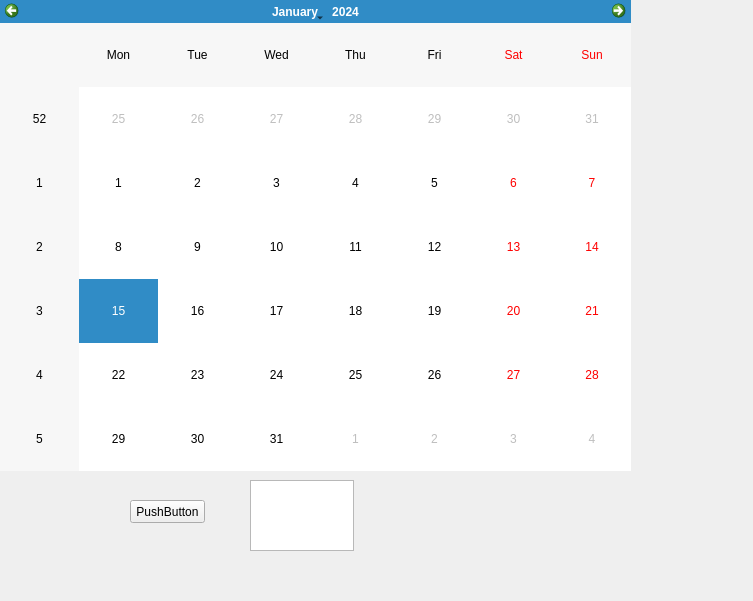
Above: Mkalendar.ui from gatherKnowledge/Mkalendar before the change. Below: the same form after it.
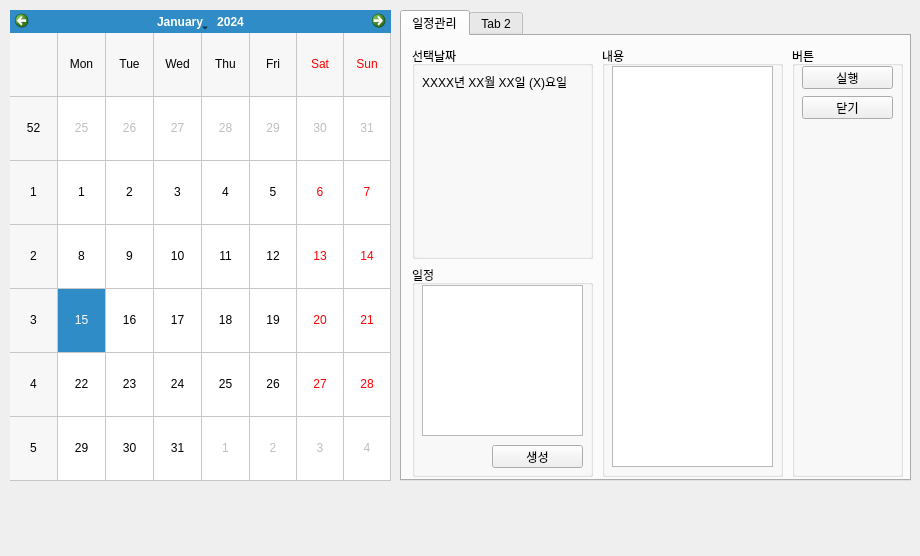
That is the form after the change.

Commit message: 기능 생성

What changed in the file:
```diff
--- a/Mkalendar.ui
+++ b/Mkalendar.ui
@@ -6,46 +6,218 @@
    <rect>
     <x>0</x>
     <y>0</y>
-    <width>753</width>
-    <height>601</height>
+    <width>920</width>
+    <height>556</height>
    </rect>
   </property>
   <property name="windowTitle">
    <string>MainWindow</string>
   </property>
+  <property name="documentMode">
+   <bool>false</bool>
+  </property>
   <widget class="QWidget" name="centralwidget">
    <widget class="QCalendarWidget" name="calMain">
+    <property name="enabled">
+     <bool>true</bool>
+    </property>
     <property name="geometry">
      <rect>
-      <x>0</x>
-      <y>0</y>
-      <width>631</width>
+      <x>10</x>
+      <y>10</y>
+      <width>381</width>
       <height>471</height>
      </rect>
     </property>
-   </widget>
-   <widget class="QPushButton" name="pushButton">
-    <property name="geometry">
-     <rect>
-      <x>130</x>
-      <y>500</y>
-      <width>75</width>
-      <height>23</height>
-     </rect>
+    <property name="mouseTracking">
+     <bool>false</bool>
     </property>
-    <property name="text">
-     <string>PushButton</string>
+    <property name="autoFillBackground">
+     <bool>true</bool>
     </property>
+    <property name="firstDayOfWeek">
+     <enum>Qt::Monday</enum>
+    </property>
+    <property name="gridVisible">
+     <bool>true</bool>
+    </property>
+    <property name="horizontalHeaderFormat">
+     <enum>QCalendarWidget::ShortDayNames</enum>
+    </property>
+    <property name="navigationBarVisible">
+     <bool>true</bool>
+    </property>
+    <property name="dateEditEnabled">
+     <bool>false</bool>
+    </property>
    </widget>
-   <widget class="QTextEdit" name="textEdit">
+   <widget class="QTabWidget" name="tabWidget">
+    <property name="enabled">
+     <bool>true</bool>
+    </property>
     <property name="geometry">
      <rect>
-      <x>250</x>
-      <y>480</y>
-      <width>104</width>
-      <height>71</height>
+      <x>400</x>
+      <y>10</y>
+      <width>511</width>
+      <height>471</height>
      </rect>
     </property>
+    <property name="currentIndex">
+     <number>0</number>
+    </property>
+    <widget class="QWidget" name="widget">
+     <attribute name="title">
+      <string>일정관리</string>
+     </attribute>
+     <widget class="QWidget" name="verticalLayoutWidget">
+      <property name="geometry">
+       <rect>
+        <x>10</x>
+        <y>10</y>
+        <width>181</width>
+        <height>431</height>
+       </rect>
+      </property>
+      <layout class="QVBoxLayout" name="verticalLayout">
+       <item>
+        <widget class="QGroupBox" name="groupBox_2">
+         <property name="title">
+          <string>선택날짜</string>
+         </property>
+         <widget class="QWidget" name="horizontalLayoutWidget">
+          <property name="geometry">
+           <rect>
+            <x>10</x>
+            <y>20</y>
+            <width>160</width>
+            <height>31</height>
+           </rect>
+          </property>
+          <layout class="QHBoxLayout" name="horizontalLayout">
+           <item>
+            <widget class="QLabel" name="lbDate">
+             <property name="text">
+              <string>XXXX년 XX월 XX일 (X)요일</string>
+             </property>
+            </widget>
+           </item>
+          </layout>
+         </widget>
+        </widget>
+       </item>
+       <item>
+        <widget class="QGroupBox" name="groupBox_3">
+         <property name="title">
+          <string>일정</string>
+         </property>
+         <widget class="QListWidget" name="listWorkList">
+          <property name="geometry">
+           <rect>
+            <x>10</x>
+            <y>20</y>
+            <width>161</width>
+            <height>151</height>
+           </rect>
+          </property>
+         </widget>
+         <widget class="QPushButton" name="btnNewWork">
+          <property name="geometry">
+           <rect>
+            <x>80</x>
+            <y>180</y>
+            <width>91</width>
+            <height>23</height>
+           </rect>
+          </property>
+          <property name="text">
+           <string>생성</string>
+          </property>
+         </widget>
+        </widget>
+       </item>
+      </layout>
+     </widget>
+     <widget class="QWidget" name="verticalLayoutWidget_2">
+      <property name="geometry">
+       <rect>
+        <x>200</x>
+        <y>10</y>
+        <width>181</width>
+        <height>431</height>
+       </rect>
+      </property>
+      <layout class="QVBoxLayout" name="verticalLayout_2">
+       <item>
+        <widget class="QGroupBox" name="groupBox_4">
+         <property name="title">
+          <string>내용</string>
+         </property>
+         <widget class="QTextEdit" name="textEdit">
+          <property name="geometry">
+           <rect>
+            <x>10</x>
+            <y>20</y>
+            <width>161</width>
+            <height>401</height>
+           </rect>
+          </property>
+         </widget>
+        </widget>
+       </item>
+      </layout>
+     </widget>
+     <widget class="QWidget" name="verticalLayoutWidget_3">
+      <property name="geometry">
+       <rect>
+        <x>390</x>
+        <y>10</y>
+        <width>111</width>
+        <height>431</height>
+       </rect>
+      </property>
+      <layout class="QVBoxLayout" name="verticalLayout_3">
+       <item>
+        <widget class="QGroupBox" name="groupBox_5">
+         <property name="title">
+          <string>버튼</string>
+         </property>
+         <widget class="QPushButton" name="pushButton">
+          <property name="geometry">
+           <rect>
+            <x>10</x>
+            <y>20</y>
+            <width>91</width>
+            <height>23</height>
+           </rect>
+          </property>
+          <property name="text">
+           <string>실행</string>
+          </property>
+         </widget>
+         <widget class="QPushButton" name="btnClose">
+          <property name="geometry">
+           <rect>
+            <x>10</x>
+            <y>50</y>
+            <width>91</width>
+            <height>23</height>
+           </rect>
+          </property>
+          <property name="text">
+           <string>닫기</string>
+          </property>
+         </widget>
+        </widget>
+       </item>
+      </layout>
+     </widget>
+    </widget>
+    <widget class="QWidget" name="tab_2">
+     <attribute name="title">
+      <string>Tab 2</string>
+     </attribute>
+    </widget>
    </widget>
   </widget>
  </widget>
```
The commit also changes 7 other files.
